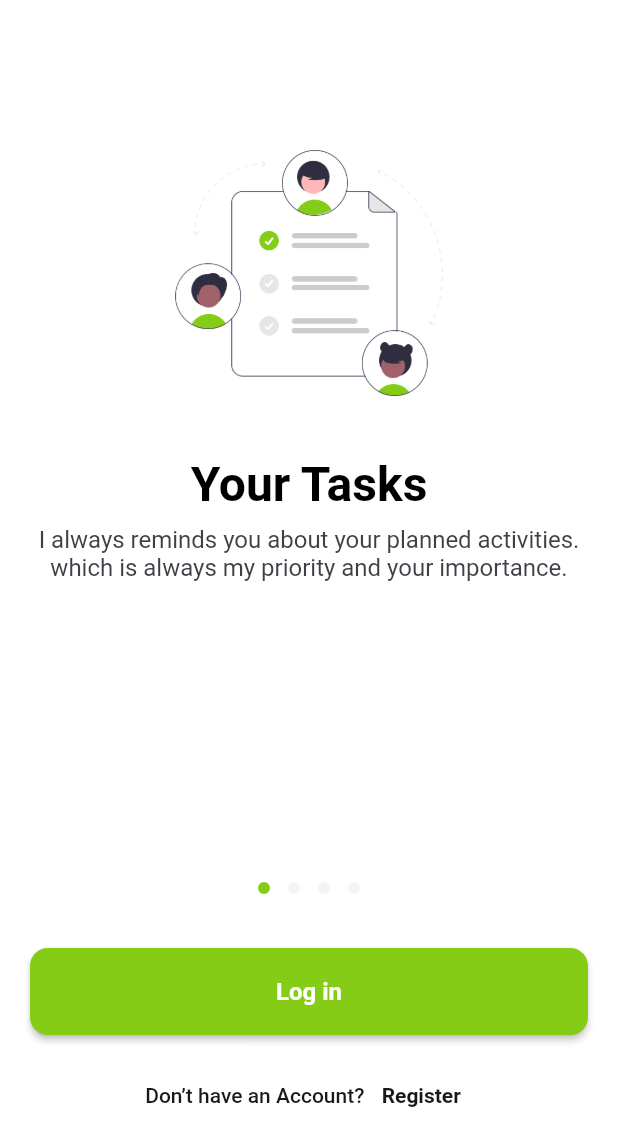
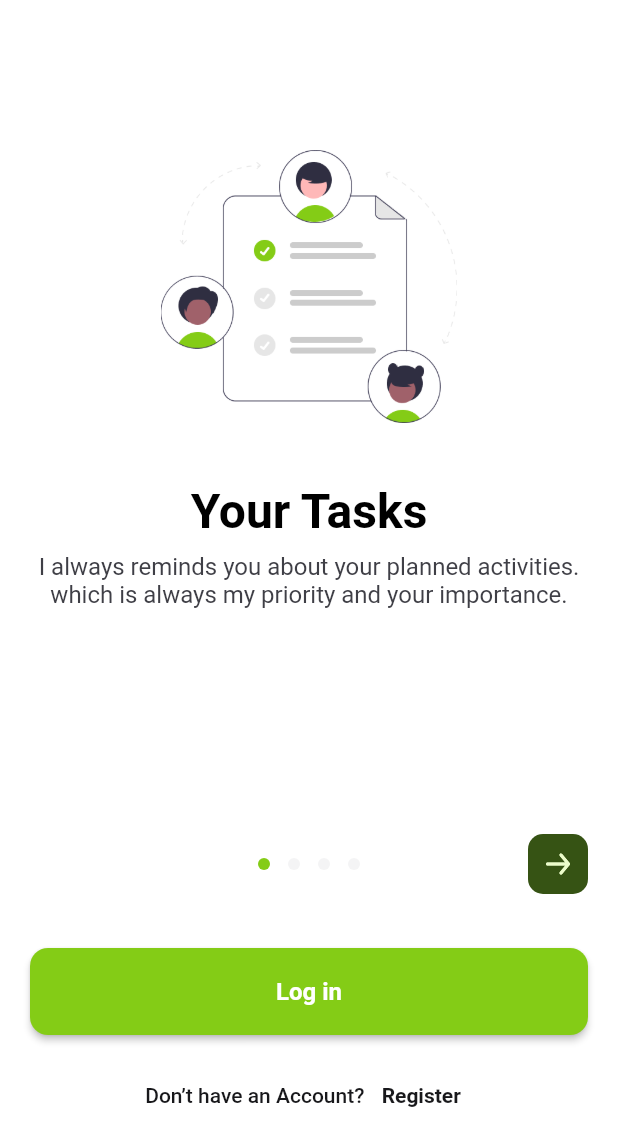
Before and after one commit to ravshan1119/camping, a Flutter app: the screen it shows after launch, on a phone screen of 412 x 824 dp. Shown: the top 1146 px of the screen. Run offline on Flutter 3.47's test engine with Material 3 defaults, Android fonts, the phone set to English and light mode, and no system bars; drawn by our look-alikes of smooth_page_indicator; our stand-ins replace flutter_svg.

Commit message:
onboarding update

```diff
--- a/lib/screens/onboarding/onboarding_page.dart
+++ b/lib/screens/onboarding/onboarding_page.dart
@@ -5,6 +5,7 @@ import 'package:camping/screens/common/text_widget.dart';
 import 'package:camping/screens/onboarding/widgets/page_view_card.dart';
 import 'package:camping/screens/onboarding/widgets/submit_button.dart';
 import 'package:flutter/material.dart';
+import 'package:flutter_svg/flutter_svg.dart';
 import 'package:smooth_page_indicator/smooth_page_indicator.dart';
 
 class OnboardingPage extends StatefulWidget {
@@ -16,6 +17,8 @@ class OnboardingPage extends StatefulWidget {
 
 class _OnboardingPageState extends State<OnboardingPage> {
   final _controller = PageController();
+
+  int currentPage = 0;
 
   static const _kDuration = Duration(milliseconds: 300);
 
@@ -60,8 +63,46 @@ class _OnboardingPageState extends State<OnboardingPage> {
               itemCount: 4,
               controller: _controller,
               itemBuilder: (BuildContext context, int index) {
+                currentPage = index;
                 return _pages[index % _pages.length];
               },
+            ),
+          ),
+          Padding(
+            padding: const EdgeInsets.symmetric(horizontal: 20),
+            child: Row(
+              mainAxisAlignment: MainAxisAlignment.spaceBetween,
+              children: [
+                currentPage == 0
+                    ? Container(
+                        decoration: const BoxDecoration(
+                          color: Colors.transparent,
+                          borderRadius: BorderRadius.all(Radius.circular(10)),
+                        ),
+                        height: 40,
+                        width: 40,
+                      )
+                    : Container(
+                        decoration: const BoxDecoration(
+                          color: AppColors.green_100,
+                          borderRadius: BorderRadius.all(Radius.circular(10)),
+                        ),
+                        child: Material(
+                          color: Colors.transparent,
+                          child: InkWell(
+                            borderRadius:
+                                const BorderRadius.all(Radius.circular(10)),
+                            onTap: () {
+                              _controller.previousPage(
+                                  duration: _kDuration, curve: _kCurve);
+                              currentPage--;
+                              setState(() {});
+                            },
+                            child: Padding(
+                              padding: const EdgeInsets.all(8.0),
+                              child: SvgPicture.asset(AppIcons.arrowLeft),
+                            ),
+                          ),
                         ),
                       ),
                 SmoothPageIndicator(
@@ -80,21 +121,45 @@ class _OnboardingPageState extends State<OnboardingPage> {
                     activeDotColor: AppColors.green_500,
                   ),
                 ),
+                currentPage == 3
+                    ? Container(
+                        decoration: const BoxDecoration(
+                          color: Colors.transparent,
+                          borderRadius: BorderRadius.all(Radius.circular(10)),
+                        ),
+                        height: 40,
+                        width: 40,
+                      )
+                    : Container(
+                        decoration: const BoxDecoration(
+                          color: AppColors.green_900,
+                          borderRadius: BorderRadius.all(Radius.circular(10)),
+                        ),
+                        child: Material(
+                          color: Colors.transparent,
+                          child: InkWell(
+                            borderRadius:
+                                const BorderRadius.all(Radius.circular(10)),
+                            onTap: () {
+                              _controller.nextPage(
+                                  duration: _kDuration, curve: _kCurve);
+                              currentPage++;
+                              setState(() {});
+                            },
+                            child: Padding(
+                              padding: const EdgeInsets.all(8.0),
+                              child: SvgPicture.asset(AppIcons.arrowRight),
+                            ),
+                          ),
+                        ),
+                      )
+              ],
+            ),
+          ),
           36.h,
           Padding(
             padding: const EdgeInsets.symmetric(horizontal: 20),
-            child: SubmitButton(
-                controller: _controller,
-                onTap: () {
-                  int page =
-                      _controller.page?.round() ?? _controller.initialPage;
-                  if (page < 3) {
-                    _controller.animateToPage(page + 1,
-                        duration: _kDuration, curve: _kCurve);
-                  } else {
-                    // navigator.pushReplacementNamed(RouteList.signIn);
-                  }
-                }),
+            child: SubmitButton(controller: _controller, onTap: () {}),
           ),
           16.h,
           Row(
--- a/lib/screens/onboarding/widgets/page_view_card.dart
+++ b/lib/screens/onboarding/widgets/page_view_card.dart
@@ -42,7 +42,7 @@ class PageViewCard extends StatelessWidget {
             fontSize: 16,
           ),
         ),
-        200.h,
+        150.h,
       ],
     );
   }
```
Lines whose indentation alone changed are shown as unchanged.
